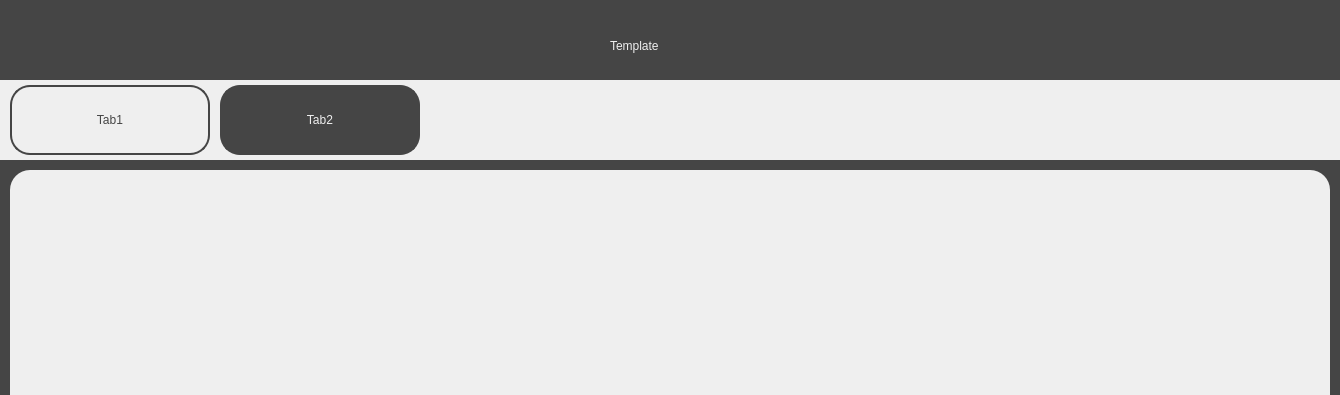
Before: the Qt Designer form src/ui/template.ui in jackm245/Riemann-Hypothesis, drawn with Qt 5; both pictures show x 0 to 1340 and y 0 to 395 of the 1340 by 720 pixel window.
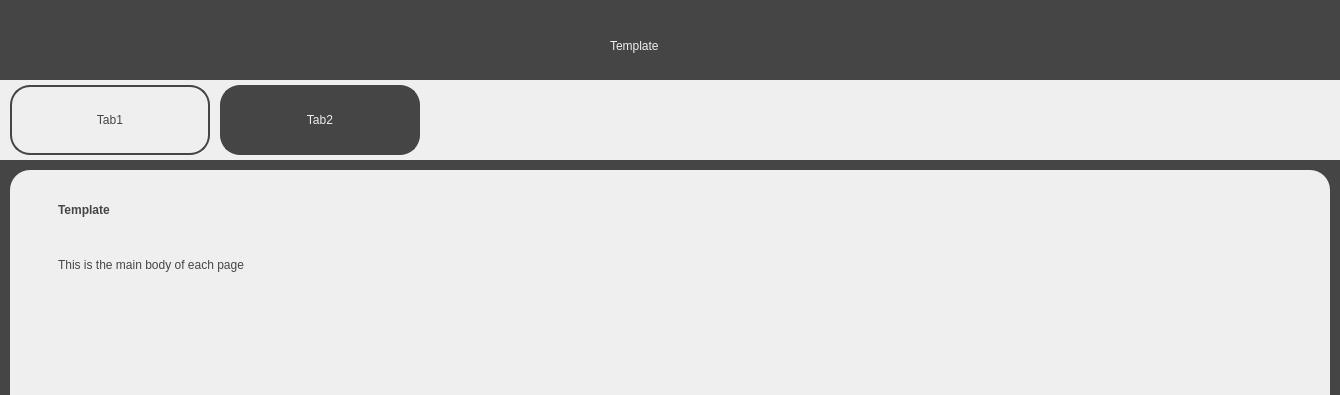
After: the same form once the commit is applied.

Diff of the .ui file:
```diff
--- a/src/ui/template.ui
+++ b/src/ui/template.ui
@@ -166,6 +166,43 @@
       <string>Next</string>
      </property>
     </widget>
+    <widget class="QLabel" name="MainText">
+     <property name="geometry">
+      <rect>
+       <x>40</x>
+       <y>80</y>
+       <width>1251</width>
+       <height>31</height>
+      </rect>
+     </property>
+     <property name="styleSheet">
+      <string notr="true">font: 13pt &quot;Sans Serif&quot;; color:rgb(69, 69, 69);
+background-color: rgb(239, 239, 239); padding: 5px;</string>
+     </property>
+     <property name="text">
+      <string>&lt;html&gt;&lt;head/&gt;&lt;body&gt;&lt;p&gt;This is the main body of each page&lt;/p&gt;&lt;/body&gt;&lt;/html&gt;</string>
+     </property>
+     <property name="wordWrap">
+      <bool>true</bool>
+     </property>
+    </widget>
+    <widget class="QLabel" name="SubTitleText">
+     <property name="geometry">
+      <rect>
+       <x>40</x>
+       <y>20</y>
+       <width>311</width>
+       <height>41</height>
+      </rect>
+     </property>
+     <property name="styleSheet">
+      <string notr="true">font: 25pt &quot;Sans Serif&quot;; color:rgb(69, 69, 69);
+background-color: rgb(239, 239, 239); padding: 5px;</string>
+     </property>
+     <property name="text">
+      <string>&lt;html&gt;&lt;head/&gt;&lt;body&gt;&lt;p&gt;&lt;span style=&quot; font-weight:600;&quot;&gt;Template&lt;/span&gt;&lt;/p&gt;&lt;/body&gt;&lt;/html&gt;</string>
+     </property>
+    </widget>
    </widget>
   </widget>
  </widget>
```
Left out of the diff: 8 changed lines with no effect on the pictures.
